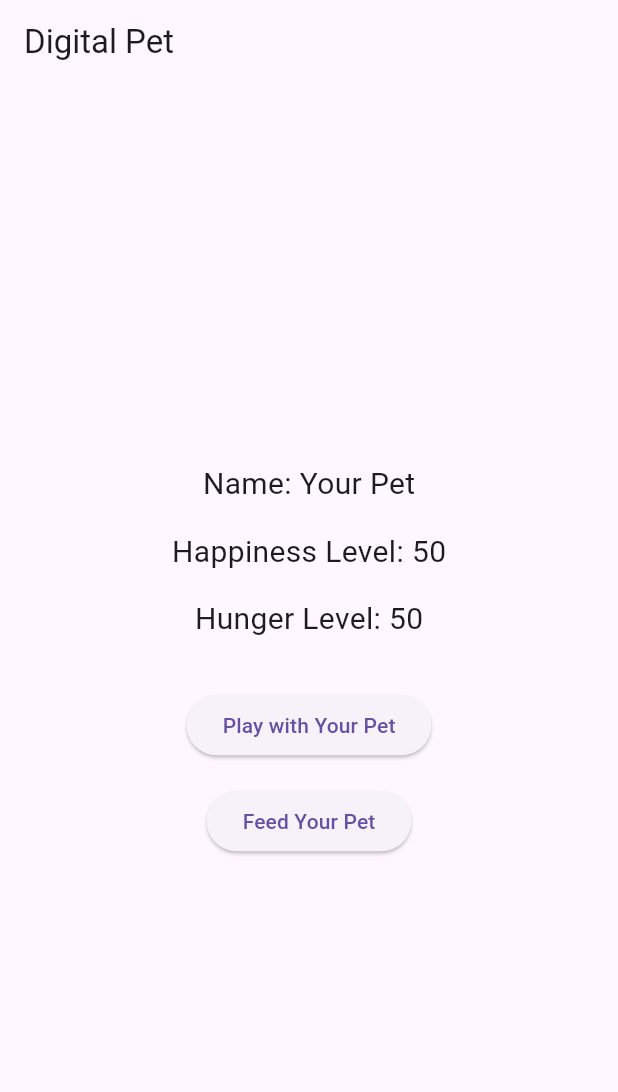
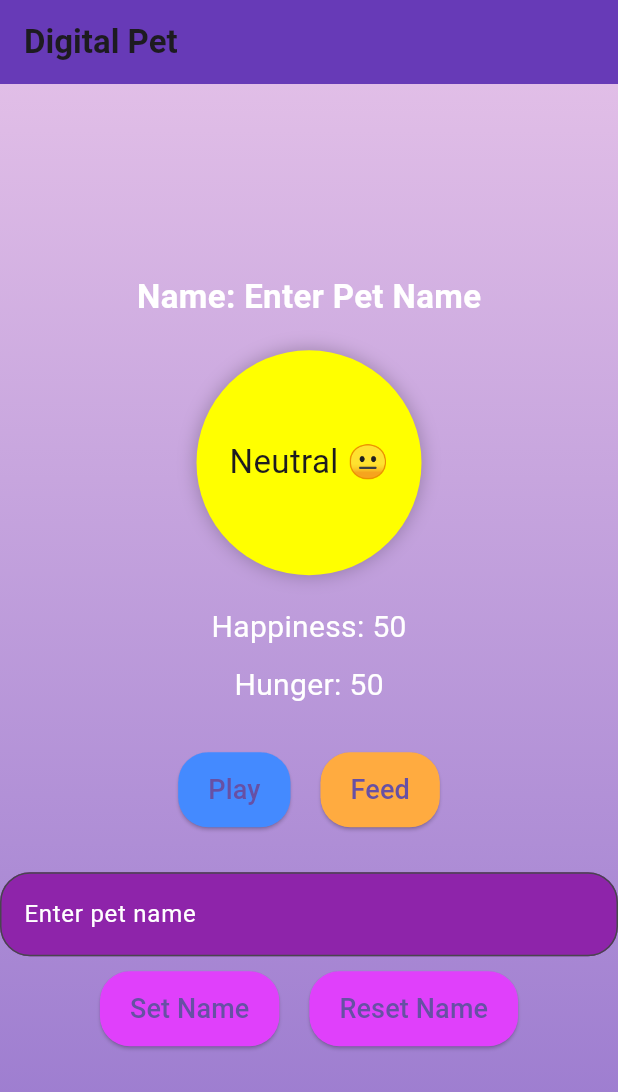
Before and after one commit to SahilJawed/DigitalPet, a Flutter app: the screen it shows after launch, on a phone screen of 412 x 824 dp. Shown: the top 1092 px of the screen. Run offline on Flutter 3.47's test engine with Material 3 defaults, Android fonts, the phone set to English and light mode, and no system bars.

Commit message:
Final Working App

```diff
--- a/lib/main.dart
+++ b/lib/main.dart
@@ -1,24 +1,39 @@
+import 'dart:async';
 import 'package:flutter/material.dart';
 
 void main() {
   runApp(MaterialApp(
+    debugShowCheckedModeBanner: false,
     home: DigitalPetApp(),
   ));
 }
 
 class DigitalPetApp extends StatefulWidget {
-  const DigitalPetApp({super.key});
-
   @override
   _DigitalPetAppState createState() => _DigitalPetAppState();
 }
 
 class _DigitalPetAppState extends State<DigitalPetApp> {
-  String petName = "Your Pet";
+  String petName = "Enter Pet Name";
   int happinessLevel = 50;
   int hungerLevel = 50;
-// Function to increase happiness and update hunger when playing with
-//the pet
+  TextEditingController nameController = TextEditingController();
+
+  @override
+  void initState() {
+    super.initState();
+    _startHungerTimer();
+  }
+
+  void _startHungerTimer() {
+    Timer.periodic(Duration(seconds: 30), (timer) {
+      setState(() {
+        hungerLevel = (hungerLevel + 5).clamp(0, 100);
+        _updateHappiness();
+      });
+    });
+  }
+
   void _playWithPet() {
     setState(() {
       happinessLevel = (happinessLevel + 10).clamp(0, 100);
@@ -26,8 +41,6 @@ class _DigitalPetAppState extends State<DigitalPetApp> {
     });
   }
 
-// Function to decrease hunger and update happiness when feeding the
-//pet
   void _feedPet() {
     setState(() {
       hungerLevel = (hungerLevel - 10).clamp(0, 100);
@@ -35,57 +48,159 @@ class _DigitalPetAppState extends State<DigitalPetApp> {
     });
   }
 
-// Update happiness based on hunger level
   void _updateHappiness() {
-    if (hungerLevel < 30) {
+    if (hungerLevel > 70) {
       happinessLevel = (happinessLevel - 20).clamp(0, 100);
     } else {
       happinessLevel = (happinessLevel + 10).clamp(0, 100);
     }
   }
 
-// Increase hunger level slightly when playing with the pet
   void _updateHunger() {
     hungerLevel = (hungerLevel + 5).clamp(0, 100);
-    if (hungerLevel > 100) {
-      hungerLevel = 100;
-      happinessLevel = (happinessLevel - 20).clamp(0, 100);
-    }
+  }
+
+  void _setPetName() {
+    setState(() {
+      petName = nameController.text.isNotEmpty
+          ? nameController.text
+          : "Enter Pet Name";
+    });
+  }
+
+  void _resetPetName() {
+    setState(() {
+      petName = "Enter Pet Name";
+      nameController.clear();
+    });
+  }
+
+  Color _getPetColor() {
+    if (happinessLevel > 70) return Colors.greenAccent;
+    if (happinessLevel >= 30) return Colors.yellowAccent;
+    return Colors.redAccent;
+  }
+
+  String _getPetMood() {
+    if (happinessLevel > 70) return "Happy 😊";
+    if (happinessLevel >= 30) return "Neutral 😐";
+    return "Unhappy 😢";
   }
 
   @override
   Widget build(BuildContext context) {
     return Scaffold(
       appBar: AppBar(
-        title: Text('Digital Pet'),
+        title: Text('Digital Pet',
+            style: TextStyle(fontSize: 22, fontWeight: FontWeight.bold)),
+        backgroundColor: Colors.deepPurple,
       ),
-      body: Center(
+      body: Container(
+        decoration: BoxDecoration(
+          gradient: LinearGradient(
+            colors: [Colors.purple.shade100, Colors.deepPurple.shade300],
+            begin: Alignment.topCenter,
+            end: Alignment.bottomCenter,
+          ),
+        ),
         child: Column(
           mainAxisAlignment: MainAxisAlignment.center,
           children: <Widget>[
             Text(
               'Name: $petName',
-              style: TextStyle(fontSize: 20.0),
+              style: TextStyle(
+                  fontSize: 22,
+                  fontWeight: FontWeight.bold,
+                  color: Colors.white),
             ),
-            SizedBox(height: 16.0),
+            SizedBox(height: 20),
+            Container(
+              width: 150,
+              height: 150,
+              decoration: BoxDecoration(
+                color: _getPetColor(),
+                shape: BoxShape.circle,
+                boxShadow: [BoxShadow(color: Colors.black26, blurRadius: 10)],
+              ),
+              child: Center(
+                  child: Text(_getPetMood(), style: TextStyle(fontSize: 22))),
+            ),
+            SizedBox(height: 20),
             Text(
-              'Happiness Level: $happinessLevel',
-              style: TextStyle(fontSize: 20.0),
+              'Happiness: $happinessLevel',
+              style: TextStyle(fontSize: 20, color: Colors.white),
             ),
-            SizedBox(height: 16.0),
+            SizedBox(height: 10),
             Text(
-              'Hunger Level: $hungerLevel',
-              style: TextStyle(fontSize: 20.0),
+              'Hunger: $hungerLevel',
+              style: TextStyle(fontSize: 20, color: Colors.white),
             ),
-            SizedBox(height: 32.0),
-            ElevatedButton(
-              onPressed: _playWithPet,
-              child: Text('Play with Your Pet'),
+            SizedBox(height: 30),
+            Row(
+              mainAxisAlignment: MainAxisAlignment.center,
+              children: [
+                ElevatedButton(
+                  onPressed: _playWithPet,
+                  style: ElevatedButton.styleFrom(
+                    padding: EdgeInsets.symmetric(horizontal: 20, vertical: 12),
+                    shape: RoundedRectangleBorder(
+                        borderRadius: BorderRadius.circular(20)),
+                    backgroundColor: Colors.blueAccent,
+                  ),
+                  child: Text('Play', style: TextStyle(fontSize: 18)),
+                ),
+                SizedBox(width: 20),
+                ElevatedButton(
+                  onPressed: _feedPet,
+                  style: ElevatedButton.styleFrom(
+                    padding: EdgeInsets.symmetric(horizontal: 20, vertical: 12),
+                    shape: RoundedRectangleBorder(
+                        borderRadius: BorderRadius.circular(20)),
+                    backgroundColor: Colors.orangeAccent,
+                  ),
+                  child: Text('Feed', style: TextStyle(fontSize: 18)),
+                ),
+              ],
             ),
-            SizedBox(height: 16.0),
-            ElevatedButton(
-              onPressed: _feedPet,
-              child: Text('Feed Your Pet'),
+            SizedBox(height: 30),
+            TextField(
+              controller: nameController,
+              decoration: InputDecoration(
+                hintText: 'Enter pet name',
+                hintStyle: TextStyle(color: Colors.white),
+                filled: true,
+                fillColor: Colors.purple.shade600,
+                border: OutlineInputBorder(
+                  borderRadius: BorderRadius.circular(20),
+                ),
+              ),
+            ),
+            SizedBox(height: 10),
+            Row(
+              mainAxisAlignment: MainAxisAlignment.center,
+              children: [
+                ElevatedButton(
+                  onPressed: _setPetName,
+                  style: ElevatedButton.styleFrom(
+                    padding: EdgeInsets.symmetric(horizontal: 20, vertical: 12),
+                    shape: RoundedRectangleBorder(
+                        borderRadius: BorderRadius.circular(20)),
+                    backgroundColor: Colors.purpleAccent,
+                  ),
+                  child: Text('Set Name', style: TextStyle(fontSize: 18)),
+                ),
+                SizedBox(width: 20),
+                ElevatedButton(
+                  onPressed: _resetPetName,
+                  style: ElevatedButton.styleFrom(
+                    padding: EdgeInsets.symmetric(horizontal: 20, vertical: 12),
+                    shape: RoundedRectangleBorder(
+                        borderRadius: BorderRadius.circular(20)),
+                    backgroundColor: Colors.purpleAccent,
+                  ),
+                  child: Text('Reset Name', style: TextStyle(fontSize: 18)),
+                ),
+              ],
             ),
           ],
         ),
```
Also changed, not shown: 1 other file.
